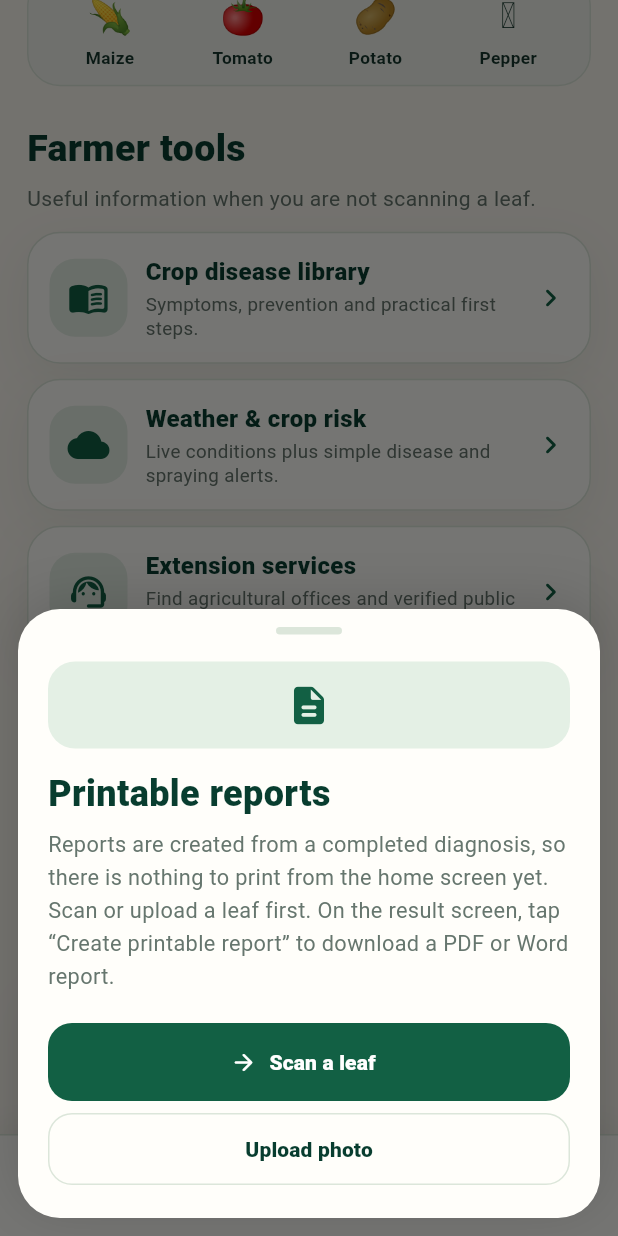
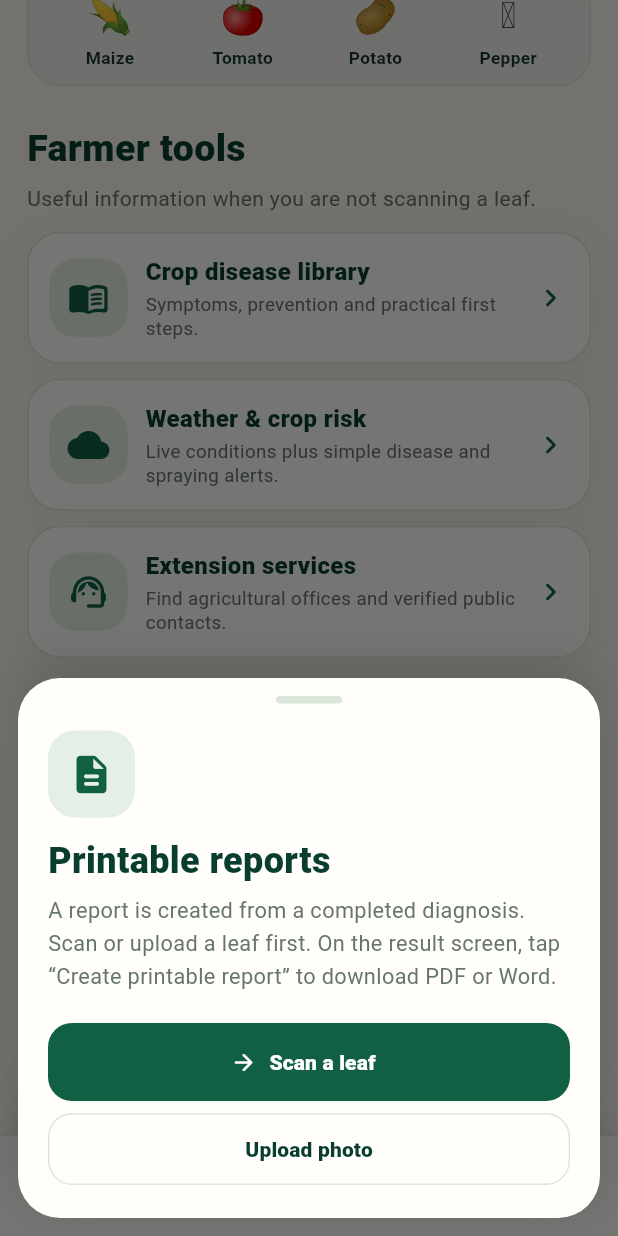
Before and after one commit to macdonaldchigutiro/CropMedic, a Flutter app: the HomeScreen screen opened directly, scrolled down 504 dp, after a tap on "Printable reports", on a phone screen of 412 x 824 dp. Run offline on Flutter 3.47's test engine with Material 3 defaults, Android fonts, the light colour scheme and no system bars; our stand-ins replace image_picker, pdf, shared_preferences; missing offline and left inert: dart:html; accounts and stored records are empty; network calls fail; Roboto replaces fonts that are missing (Georgia).

Commit message:
Fix interactive home workflow cards

```diff
--- a/crop_medic/lib/home_screen.dart
+++ b/crop_medic/lib/home_screen.dart
@@ -77,51 +77,58 @@ class _HomeScreenState extends State<HomeScreen> {
   }
 
   Future<void> _showResultInfo() async {
-    await _showFeatureSheet(
+    await _showInfoSheet(
       icon: Icons.fact_check_rounded,
       title: ui(
-        'What happens after a scan?',
-        'Chii chinoitika mushure mescan?',
-        'Kwenzakalani ngemva kwescan?',
-        'Ncinzi cicitika mwamana kuscan?',
+        'Check your result',
+        'Tarisa mhedzisiro',
+        'Hlola impumela',
+        'Langa mbuyanda',
       ),
-      text: ui(
-        'CropMedic shows the crop, the most likely condition, confidence, other possibilities and practical next steps. Results only appear after you scan or upload a leaf photo.',
-        'CropMedic inoratidza chirimwa, chirwere chingangove chiripo, chivimbo, zvimwe zvingangove uye zvekuita zvinotevera. Mhedzisiro inoonekwa mushure mekuskena kana kuisa mufananidzo weshizha.',
-        'CropMedic ikhombisa isilimo, isifo esingaba khona, ukuthembeka, okunye okungenzeka kanye lezinyathelo ezilandelayo. Impumela ivela ngemva kokuskena kumbe ukufaka umfanekiso weqabunga.',
-        'CropMedic itondeezya mulimo, bulwazi buboneka, kululama, zimbi zyobona azya kucita. Mbuyanda iboneka mwamana kuscan na kuuploada foto yashizha.',
+      message: ui(
+        'After a scan, CropMedic shows the crop, the most likely condition, confidence and practical next steps. Start with a leaf photo to see a real result.',
+        'Mushure mescan, CropMedic inoratidza chirimwa, chirwere chingangove chiripo, chivimbo uye zvekuita. Tanga nemufananidzo weshizha kuti uone mhedzisiro.',
+        'Ngemva kwescan, CropMedic ikhombisa isilimo, isifo esingaba khona, ukuthembeka kanye lezinyathelo ezilandelayo. Qala ngomfanekiso weqabunga.',
+        'Mwamana scan, CropMedic itondeezya mulimo, bulwazi buboneka, kululama azya kucita. Tanga na foto yashizha.',
       ),
       primaryLabel: tr('scanLeaf'),
-      onPrimary: _openScan,
+      primaryAction: _openScan,
       secondaryLabel: tr('uploadPhoto'),
-      onSecondary: _pickGallery,
+      secondaryAction: () {
+        _pickGallery();
+      },
     );
   }
 
   Future<void> _showGuidanceInfo() async {
-    await _showFeatureSheet(
+    await _showInfoSheet(
       icon: Icons.spa_rounded,
       title: ui(
-        'Guidance that follows a diagnosis',
-        'Mazano anotevera kuongororwa',
-        'Isiqondiso ngemva kokuhlolwa',
-        'Lugwasyo mwamana kujanwa bulwazi',
+        'Get guidance',
+        'Wana mazano',
+        'Thola isiqondiso',
+        'Jana lugwasyo',
       ),
-      text: ui(
-        'After a supported diagnosis, CropMedic gives practical next steps. You can also browse the disease library for symptoms, prevention and general guidance.',
-        'Mushure mekuongororwa kunotsigirwa, CropMedic inopa zvekuita zvinotevera. Unogonawo kuona raibhurari yezvirwere yezviratidzo, kudzivirira nemazano.',
-        'Ngemva kokuhlolwa okusekelwayo, CropMedic inika izinyathelo ezilandelayo. Ungabuye ubone umtapo wezifo wezimpawu, ukuvikela lesiqondiso.',
-        'Mwamana kujanwa bulwazi, CropMedic ilapa zyakucita. Ulamvwa kubona layiburari yabuzwayi, zibonakaliso akuzwidilila.',
+      message: ui(
+        'Guidance appears with a supported diagnosis. You can also browse the disease library for symptoms, prevention and practical first steps.',
+        'Mazano anoonekwa kana scan yawana chirwere chinotsigirwa. Unogonawo kushandisa raibhurari yezvirwere kuona zviratidzo nekudzivirira.',
+        'Isiqondiso siyavela lapho ukuhlolwa kuthola isifo esisekelwayo. Ungabuye usebenzise umtapo wezifo ukubona izimpawu lokuvikela.',
+        'Lugwasyo luboneka naa scan yajana bulwazi. Ulamvwa kusebenzisa layiburari yabuzwayi kubona zibonakaliso akuzwidilila.',
       ),
-      primaryLabel: ui('Open disease library', 'Vhura raibhurari', 'Vula umtapo', 'Jula layiburari'),
-      onPrimary: _openLibrary,
+      primaryLabel: ui(
+        'Open disease library',
+        'Vhura raibhurari',
+        'Vula umtapo',
+        'Jula layiburari',
+      ),
+      primaryAction: _openLibrary,
       secondaryLabel: tr('scanLeaf'),
-      onSecondary: _openScan,
+      secondaryAction: _openScan,
     );
   }
 
-  Future<void> _showReportInfo() async {
-    await _showFeatureSheet(
+  Future<void> _showReportsInfo() async {
+    await _showInfoSheet(
       icon: Icons.description_rounded,
       title: ui(
         'Printable reports',
@@ -129,29 +136,32 @@ class _HomeScreenState extends State<HomeScreen> {
         'Imibiko eprintwayo',
         'Ma-report aamaprinta',
       ),
-      text: ui(
-        'Reports are created from a completed diagnosis, so there is nothing to print from the home screen yet. Scan or upload a leaf first. On the result screen, tap “Create printable report” to download a PDF or Word report.',
-        'Report inogadzirwa mushure mekuongororwa, saka hapana report yekudhawunirodha pahome screen parizvino. Tanga waskena kana kuisa mufananidzo weshizha. Paresult screen, sarudza “Gadzira report inoprintwa” kuti uwane PDF kana Word.',
-        'Umbiko wenziwa ngemva kokuhlolwa, ngakho akula mbiko yokudawuniloda kuhome screen okwamanje. Qala ngokuskena kumbe ukufaka umfanekiso weqabunga. Kuresult screen khetha umbiko oprintwayo ukuze uthole PDF kumbe Word.',
-        'Report ikonziwa mwamana scan. Kunyina report yamaprinta pahome screen manje. Tanga wascan na kuuploada foto yashizha. Paresult screen salazya report yaamaprinta kuti udanilode PDF na Word.',
+      message: ui(
+        'A report is created from a completed diagnosis. Scan or upload a leaf first. On the result screen, tap “Create printable report” to download PDF or Word.',
+        'Report inogadzirwa mushure mekuongororwa. Tanga waskena kana kuisa mufananidzo weshizha. Paresult screen sarudza “Gadzira report inoprintwa” kuti uwane PDF kana Word.',
+        'Umbiko wenziwa ngemva kokuhlolwa. Qala ngokuskena kumbe ukufaka umfanekiso weqabunga. Kuresult screen khetha umbiko oprintwayo ukuze uthole PDF kumbe Word.',
+        'Report ikonziwa mwamana scan. Tanga wascan na kuuploada foto yashizha. Paresult screen salazya report yaamaprinta kuti udanilode PDF na Word.',
       ),
       primaryLabel: tr('scanLeaf'),
-      onPrimary: _openScan,
+      primaryAction: _openScan,
       secondaryLabel: tr('uploadPhoto'),
-      onSecondary: _pickGallery,
+      secondaryAction: () {
+        _pickGallery();
+      },
     );
   }
 
-  Future<void> _showFeatureSheet({
+  Future<void> _showInfoSheet({
     required IconData icon,
     required String title,
-    required String text,
+    required String message,
     required String primaryLabel,
-    required VoidCallback onPrimary,
+    required VoidCallback primaryAction,
     required String secondaryLabel,
-    required VoidCallback onSecondary,
+    required VoidCallback secondaryAction,
   }) async {
     if (!mounted) return;
+
     await showModalBottomSheet<void>(
       context: context,
       isScrollControlled: true,
@@ -166,9 +176,9 @@ class _HomeScreenState extends State<HomeScreen> {
               borderRadius: BorderRadius.circular(28),
               boxShadow: const [
                 BoxShadow(
-                  color: Color(0x24000000),
+                  color: Color(0x26000000),
                   blurRadius: 30,
-                  offset: Offset(0, -6),
+                  offset: Offset(0, -8),
                 ),
               ],
             ),
@@ -187,15 +197,17 @@ class _HomeScreenState extends State<HomeScreen> {
                   ),
                 ),
                 const SizedBox(height: 18),
-                Container(
+                Align(
+                  alignment: Alignment.centerLeft,
+                  child: Container(
                     width: 58,
                     height: 58,
-                  alignment: Alignment.center,
                     decoration: BoxDecoration(
                       color: Palette.primarySoft,
                       borderRadius: BorderRadius.circular(18),
                     ),
                     child: Icon(icon, color: Palette.primary, size: 30),
+                  ),
                 ),
                 const SizedBox(height: 16),
                 Text(
@@ -204,13 +216,13 @@ class _HomeScreenState extends State<HomeScreen> {
                     fontFamily: 'Georgia',
                     color: Palette.primaryDark,
                     fontSize: 24,
-                    height: 1.12,
+                    height: 1.1,
                     fontWeight: FontWeight.w800,
                   ),
                 ),
-                const SizedBox(height: 10),
+                const SizedBox(height: 9),
                 Text(
-                  text,
+                  message,
                   style: const TextStyle(
                     color: Palette.textDim,
                     fontSize: 14.5,
@@ -222,8 +234,8 @@ class _HomeScreenState extends State<HomeScreen> {
                   height: 52,
                   child: FilledButton.icon(
                     onPressed: () {
-                      Navigator.pop(sheetContext);
-                      onPrimary();
+                      Navigator.of(sheetContext).pop();
+                      primaryAction();
                     },
                     style: FilledButton.styleFrom(
                       backgroundColor: Palette.primary,
@@ -244,8 +256,8 @@ class _HomeScreenState extends State<HomeScreen> {
                   height: 48,
                   child: OutlinedButton(
                     onPressed: () {
-                      Navigator.pop(sheetContext);
-                      onSecondary();
+                      Navigator.of(sheetContext).pop();
+                      secondaryAction();
                     },
                     style: OutlinedButton.styleFrom(
                       foregroundColor: Palette.primaryDark,
@@ -298,7 +310,11 @@ class _HomeScreenState extends State<HomeScreen> {
                           _BigAction(
                             icon: Icons.photo_library_rounded,
                             title: tr('uploadPhoto'),
-                            onTap: _busy ? null : _pickGallery,
+                            onTap: _busy
+                                ? null
+                                : () {
+                                    _pickGallery();
+                                  },
                           ),
                           const SizedBox(height: 13),
                           _supportedCrops(),
@@ -380,10 +396,10 @@ class _HomeScreenState extends State<HomeScreen> {
                           const SizedBox(height: 6),
                           Text(
                             ui(
-                              'Tap a step to continue or learn what happens next.',
-                              'Baya padanho kuti uenderere mberi kana uzive zvinotevera.',
-                              'Cindezela inyathelo ukuze uqhubeke kumbe ufunde okulandelayo.',
-                              'Baya padanho kuti uzibe ciyobona alimwi.',
+                              'Tap any step — these cards are now interactive.',
+                              'Baya padanho — makadhi aya ava kushanda.',
+                              'Cindezela inyathelo — amakhadi la asebenza.',
+                              'Baya padanho — makadi aya alasebenza.',
                             ),
                             style: const TextStyle(
                               color: Palette.textDim,
@@ -434,12 +450,12 @@ class _HomeScreenState extends State<HomeScreen> {
                               'Ma-report aamaprinta',
                             ),
                             text: ui(
-                              'Create a Word or PDF report after a diagnosis.',
-                              'Gadzira Word kana PDF report mushure mekuongororwa.',
-                              'Dala umbiko weWord kumbe PDF ngemva kokuhlolwa.',
-                              'Konza report yaWord na PDF mwamana scan.',
+                              'PDF and Word reports are available after a completed diagnosis.',
+                              'PDF neWord reports zvinowanikwa mushure mekuongororwa.',
+                              'Imibiko yePDF leWord itholakala ngemva kokuhlolwa.',
+                              'PDF na Word reports zilajanwa mwamana scan.',
                             ),
-                            onTap: _showReportInfo,
+                            onTap: _showReportsInfo,
                           ),
                         ],
                       ),
@@ -488,6 +504,7 @@ class _HomeScreenState extends State<HomeScreen> {
   Widget _hero() {
     const imageUrl =
         'https://images.unsplash.com/photo-1500382017468-9049fed747ef?auto=format&fit=crop&w=1000&q=85';
+
     return ClipRRect(
       borderRadius: BorderRadius.circular(28),
       child: SizedBox(
@@ -818,13 +835,13 @@ class _ReportCard extends StatelessWidget {
                         height: 1.35,
                       ),
                     ),
-                    const SizedBox(height: 8),
+                    const SizedBox(height: 7),
                     const Text(
-                      'Tap to learn how',
+                      'Tap to continue',
                       style: TextStyle(
                         color: Palette.primary,
+                        fontSize: 12,
                         fontWeight: FontWeight.w800,
-                        fontSize: 12,
                       ),
                     ),
                   ],
@@ -836,28 +853,6 @@ class _ReportCard extends StatelessWidget {
           ),
         ),
       ),
-    );
-  }
-}
-
-class _CropMini extends StatelessWidget {
-  final String emoji;
-  final String label;
-
-  const _CropMini({required this.emoji, required this.label});
-
-  @override
-  Widget build(BuildContext context) {
-    return Column(
-      mainAxisSize: MainAxisSize.min,
-      children: [
-        Text(emoji, style: const TextStyle(fontSize: 24)),
-        const SizedBox(height: 3),
-        Text(
-          label,
-          style: const TextStyle(fontSize: 11.5, fontWeight: FontWeight.w700),
-        ),
-      ],
     );
   }
 }
@@ -879,14 +874,15 @@ class _StepCard extends StatelessWidget {
 
   @override
   Widget build(BuildContext context) {
-    return Material(
+    return SizedBox(
+      height: 156,
+      child: Material(
         color: Colors.transparent,
         child: InkWell(
           onTap: onTap,
           borderRadius: BorderRadius.circular(20),
           child: Ink(
-          constraints: const BoxConstraints(minHeight: 150),
-          padding: const EdgeInsets.fromLTRB(8, 10, 8, 10),
+            padding: const EdgeInsets.fromLTRB(8, 10, 8, 9),
             decoration: BoxDecoration(
               color: const Color(0xFFF2F6EE),
               borderRadius: BorderRadius.circular(20),
@@ -927,7 +923,8 @@ class _StepCard extends StatelessWidget {
                   ),
                 ),
                 const SizedBox(height: 5),
-              Text(
+                Expanded(
+                  child: Text(
                     text,
                     textAlign: TextAlign.center,
                     maxLines: 3,
@@ -938,7 +935,7 @@ class _StepCard extends StatelessWidget {
                       height: 1.22,
                     ),
                   ),
-              const Spacer(),
+                ),
                 const Icon(
                   Icons.arrow_forward_rounded,
                   color: Palette.primary,
@@ -948,6 +945,29 @@ class _StepCard extends StatelessWidget {
             ),
           ),
         ),
+      ),
+    );
+  }
+}
+
+class _CropMini extends StatelessWidget {
+  final String emoji;
+  final String label;
+
+  const _CropMini({required this.emoji, required this.label});
+
+  @override
+  Widget build(BuildContext context) {
+    return Column(
+      mainAxisSize: MainAxisSize.min,
+      children: [
+        Text(emoji, style: const TextStyle(fontSize: 24)),
+        const SizedBox(height: 3),
+        Text(
+          label,
+          style: const TextStyle(fontSize: 11.5, fontWeight: FontWeight.w700),
+        ),
+      ],
     );
   }
 }
```
Lines whose indentation alone changed are shown as unchanged.
